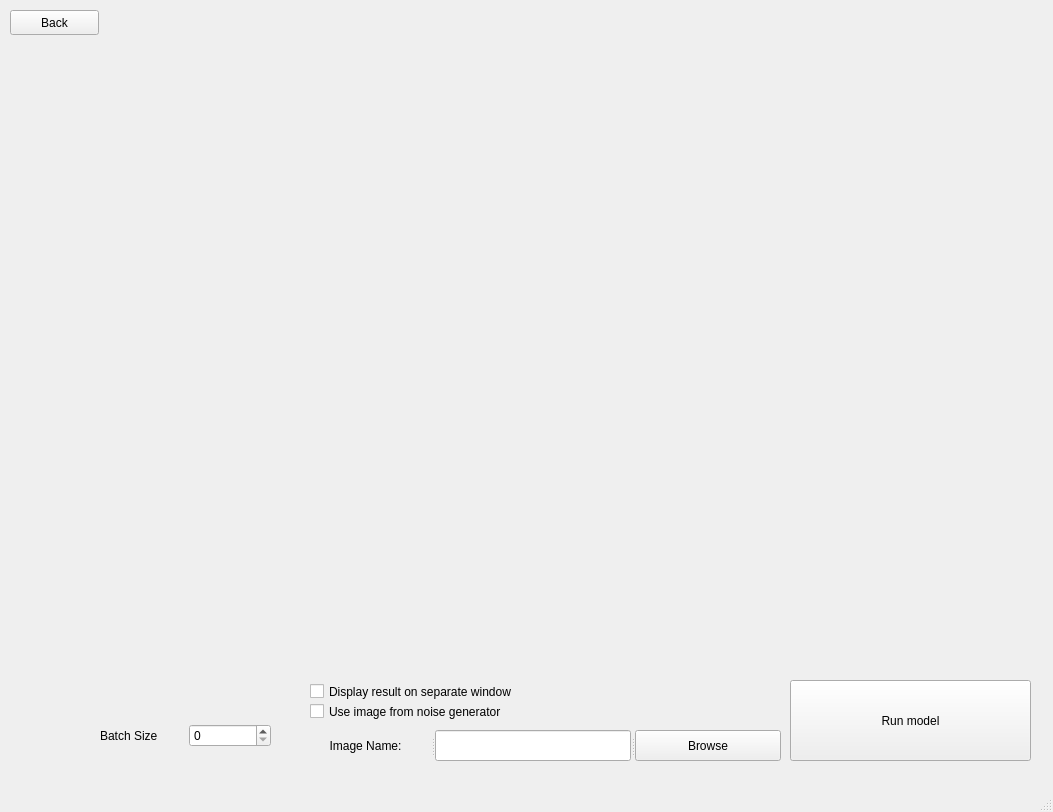
Before: the Qt Designer form src/qt_designer_file/main_window.ui in rettholzapfel33/Noisey-image, drawn with Qt 5.
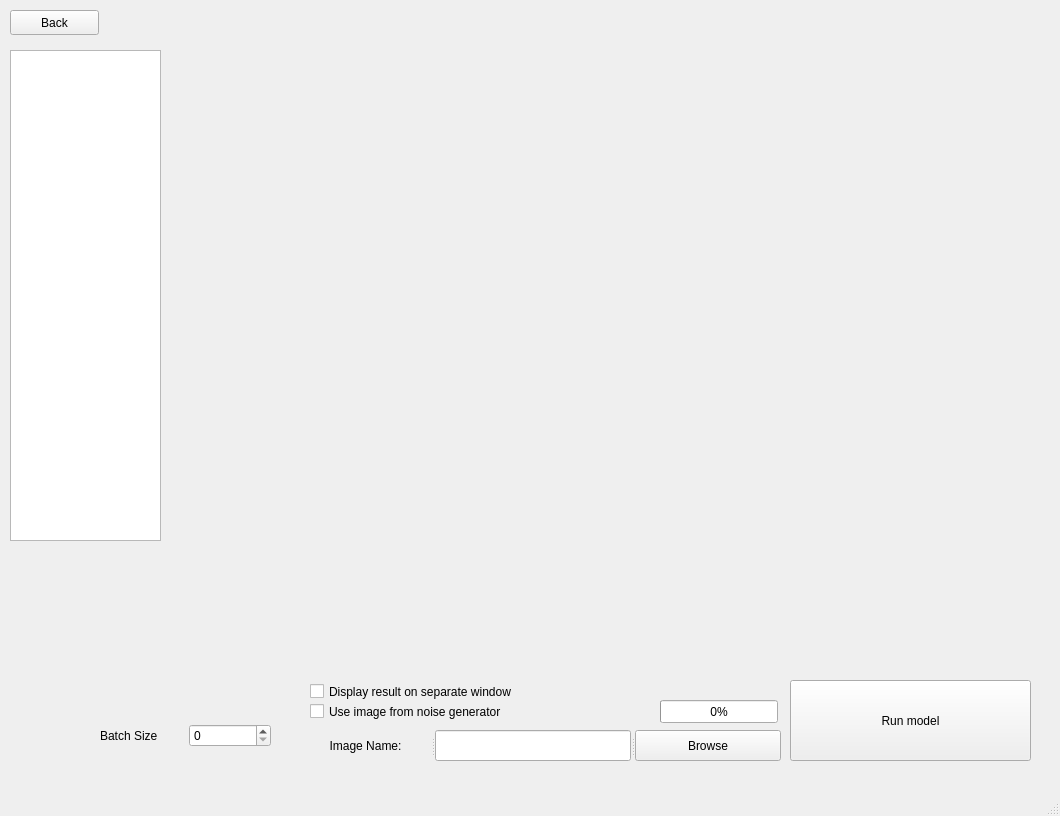
After: the same form once the commit is applied.

What changed in the file:
```diff
--- a/src/qt_designer_file/main_window.ui
+++ b/src/qt_designer_file/main_window.ui
@@ -6,8 +6,8 @@
    <rect>
     <x>0</x>
     <y>0</y>
-    <width>1053</width>
-    <height>812</height>
+    <width>1060</width>
+    <height>816</height>
    </rect>
   </property>
   <property name="windowTitle">
@@ -134,10 +134,10 @@
      <widget class="QLabel" name="original2">
       <property name="geometry">
        <rect>
-        <x>20</x>
-        <y>60</y>
-        <width>361</width>
-        <height>351</height>
+        <x>750</x>
+        <y>190</y>
+        <width>261</width>
+        <height>251</height>
        </rect>
       </property>
       <property name="text">
@@ -150,10 +150,10 @@
      <widget class="QLabel" name="segmented">
       <property name="geometry">
        <rect>
-        <x>420</x>
-        <y>60</y>
+        <x>150</x>
+        <y>40</y>
         <width>591</width>
-        <height>581</height>
+        <height>491</height>
        </rect>
       </property>
       <property name="text">
@@ -163,17 +163,33 @@
        <bool>true</bool>
       </property>
      </widget>
-     <widget class="QLabel" name="color_palette">
+     <widget class="QProgressBar" name="progressBar">
+      <property name="enabled">
+       <bool>true</bool>
+      </property>
       <property name="geometry">
        <rect>
-        <x>60</x>
-        <y>410</y>
-        <width>351</width>
-        <height>221</height>
+        <x>650</x>
+        <y>690</y>
+        <width>118</width>
+        <height>23</height>
        </rect>
       </property>
-      <property name="text">
-       <string/>
+      <property name="maximum">
+       <number>5</number>
+      </property>
+      <property name="value">
+       <number>0</number>
+      </property>
+     </widget>
+     <widget class="QListWidget" name="listWidget">
+      <property name="geometry">
+       <rect>
+        <x>0</x>
+        <y>40</y>
+        <width>151</width>
+        <height>491</height>
+       </rect>
       </property>
      </widget>
     </widget>
```
Left out of the diff: 2 changed lines with no effect on the pictures.
